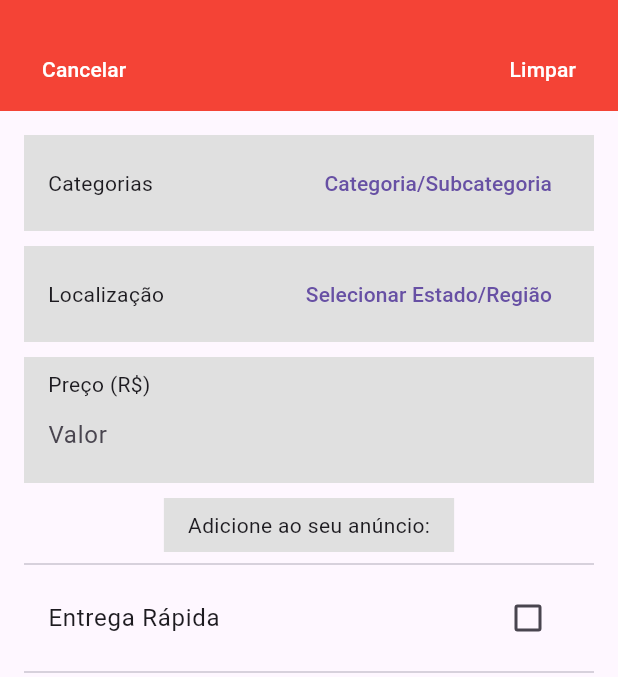
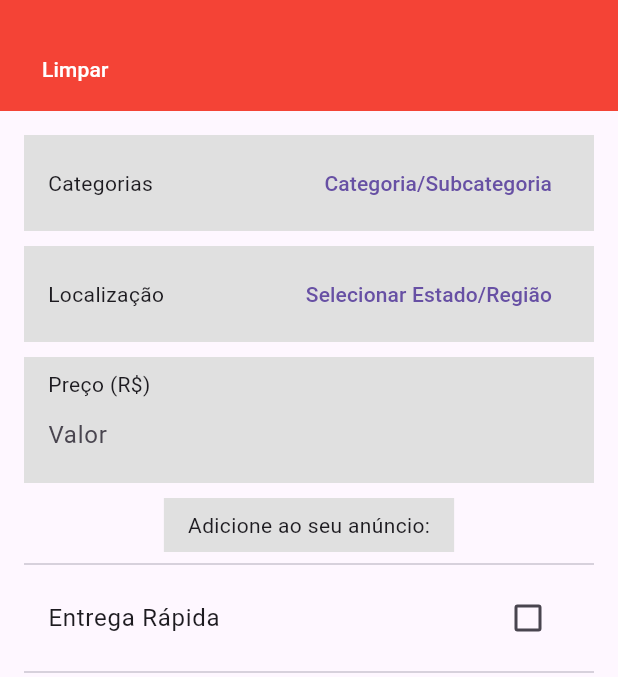
Before and after one commit to brunorcorrea/furniu-app, a Flutter app: the screen it shows after launch, swiped to page 2, on a phone screen of 412 x 824 dp, the part 57-734 px from its top. Run offline on Flutter 3.47's test engine with Material 3 defaults, Android fonts, the phone set to English and light mode, and no system bars; Roboto replaces fonts that are missing (Sansation).

Commit message:
remove cancel buttom from advertise page

```diff
--- a/lib/screens/advertise.dart
+++ b/lib/screens/advertise.dart
@@ -9,15 +9,6 @@ class AdvertisePage extends StatelessWidget {
         title: Row(
           mainAxisAlignment: MainAxisAlignment.spaceBetween,
           children: [
-            TextButton(
-              onPressed: () {
-                // Ação para o botão Cancelar
-              },
-              child: Text(
-                'Cancelar',
-                style: TextStyle(color: Colors.white),
-              ),
-            ),
             TextButton(
               onPressed: () {
                 // Ação para o botão Limpar
```
